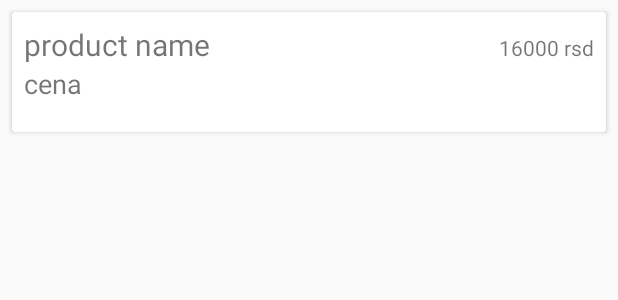
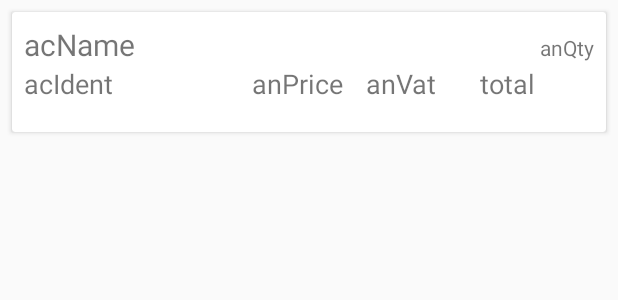
Before and after one commit to ivanak1996/Commercial-App-Copy, an Android app: the layout ordered_product_list_item.xml on its own in the app's theme, with its tools: preview values and no code run, on a phone screen of 412 x 824 dp. Shown: the top 300 px of the screen. Run offline under Robolectric (Android 15) with nearby library versions, the phone set to English and light mode, and no system bars; network calls fail.

```diff
--- a/CommercialApp/app/src/main/java/com/example/commercialapp/JsonParser.java
+++ b/CommercialApp/app/src/main/java/com/example/commercialapp/JsonParser.java
@@ -233,7 +233,7 @@ public class JsonParser {
                     String anPrice = o.getString("anPrice");
                     String anNo = o.getString("anNo");
                     String acName = o.getString("acName");
-                    String anQty = o.getString("acName");
+                    String anQty = o.getString("anQty");
                     String anVat = o.getString("anVat");
                     String acUM = o.getString("acUM");
                     products.add(new ProductHistoryModel(acIdent, anPrice, anNo, acName, anQty, anVat, acUM));
--- a/CommercialApp/app/src/main/res/layout/ordered_product_list_item.xml
+++ b/CommercialApp/app/src/main/res/layout/ordered_product_list_item.xml
@@ -17,20 +17,20 @@
             android:orientation="horizontal">
 
             <TextView
-                android:id="@+id/text_view_ordered_product_name"
+                android:id="@+id/text_view_ordered_product_acName"
                 android:layout_width="0dp"
                 android:layout_height="wrap_content"
                 android:layout_weight="2"
-                android:text="product name"
+                android:text="acName"
                 android:textSize="20sp" />
 
             <TextView
-                android:id="@+id/text_view_ordered_item_price"
+                android:id="@+id/text_view_ordered_item_anQty"
                 android:layout_width="0dp"
                 android:layout_weight="1"
                 android:textAlignment="textEnd"
                 android:layout_height="wrap_content"
-                android:text="16000 rsd"
+                android:text="anQty"
                 android:gravity="end" />
 
         </LinearLayout>
@@ -41,17 +41,38 @@
             android:layout_width="match_parent"
             android:layout_height="wrap_content">
             <LinearLayout
-                android:orientation="vertical"
+                android:orientation="horizontal"
                 android:layout_weight="2"
                 android:layout_width="0dp"
                 android:layout_height="match_parent">
                 <TextView
-                    android:id="@+id/text_view_ordered_item_quant"
-                    android:text="cena"
+                    android:id="@+id/text_view_ordered_item_acIdent"
+                    android:text="acIdent"
+                    android:textSize="18sp"
+                    android:layout_weight="2"
+                    android:layout_width="0dp"
+                    android:layout_height="match_parent"/>
+                <TextView
+                    android:id="@+id/text_view_ordered_item_anPrice"
+                    android:text="anPrice"
                     android:textSize="18sp"
                     android:layout_weight="1"
-                    android:layout_width="match_parent"
-                    android:layout_height="0dp"/>
+                    android:layout_width="0dp"
+                    android:layout_height="match_parent"/>
+                <TextView
+                    android:id="@+id/text_view_ordered_item_anVat"
+                    android:text="anVat"
+                    android:textSize="18sp"
+                    android:layout_weight="1"
+                    android:layout_width="0dp"
+                    android:layout_height="match_parent"/>
+                <TextView
+                    android:id="@+id/text_view_ordered_item_total"
+                    android:text="total"
+                    android:textSize="18sp"
+                    android:layout_weight="1"
+                    android:layout_width="0dp"
+                    android:layout_height="match_parent"/>
             </LinearLayout>
         </LinearLayout>
 
```
Also changed, not shown: CommercialApp/app/src/main/java/com/example/commercialapp/adapters/OrderedProductsAdapter.java (+18 -9 lines), CommercialApp/app/src/main/java/com/example/commercialapp/adapters/OrdersAdapter.java (+12 -9 lines), CommercialApp/app/src/main/java/com/example/commercialapp/fragments/orderHistoryFragments/OrderHistoryDetailsFragment.java (+14 -0 lines), CommercialApp/app/src/main/java/com/example/commercialapp/fragments/orderHistoryFragments/OrderHistoryFragment.java (+15 -1 lines), CommercialApp/app/src/main/java/com/example/commercialapp/models/orderHistoryModels/OrderHistoryModel.java (+44 -17 lines), CommercialApp/app/src/main/java/com/example/commercialapp/models/orderHistoryModels/ProductHistoryModel.java (+10 -0 lines), CommercialApp/app/src/main/res/layout/order_list_item.xml (+16 -12 lines), CommercialApp/app/src/main/res/menu/history_details_menu.xml (added, +11 -0 lines), CommercialApp/app/src/main/res/menu/history_menu.xml (added, +11 -0 lines).
